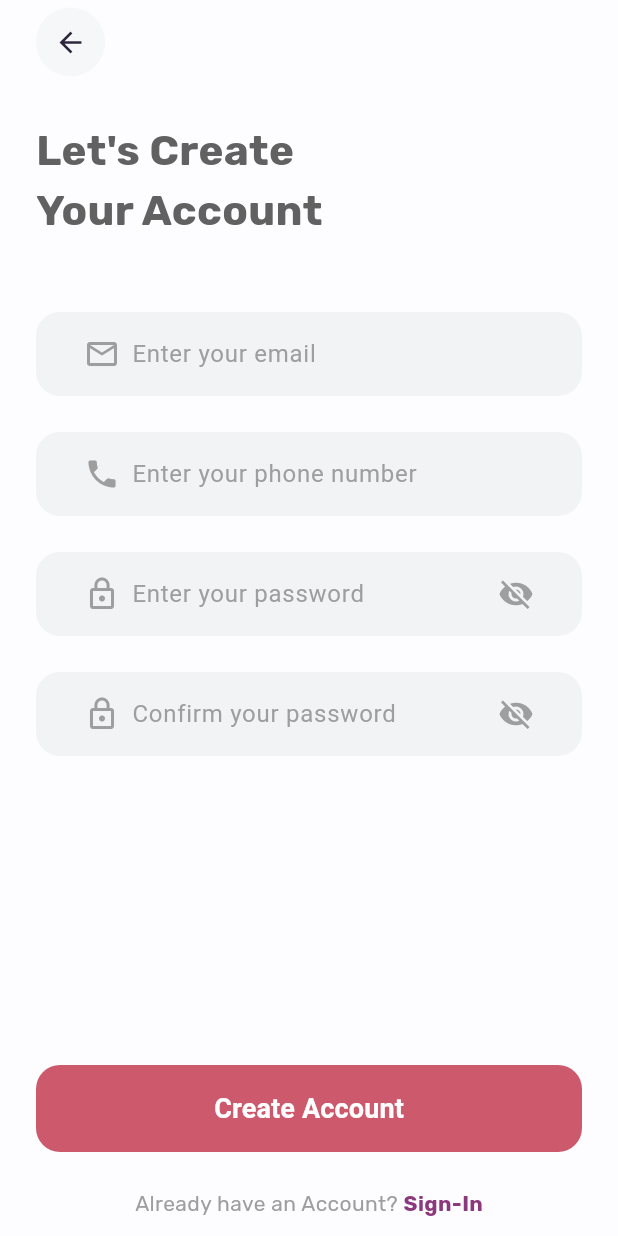
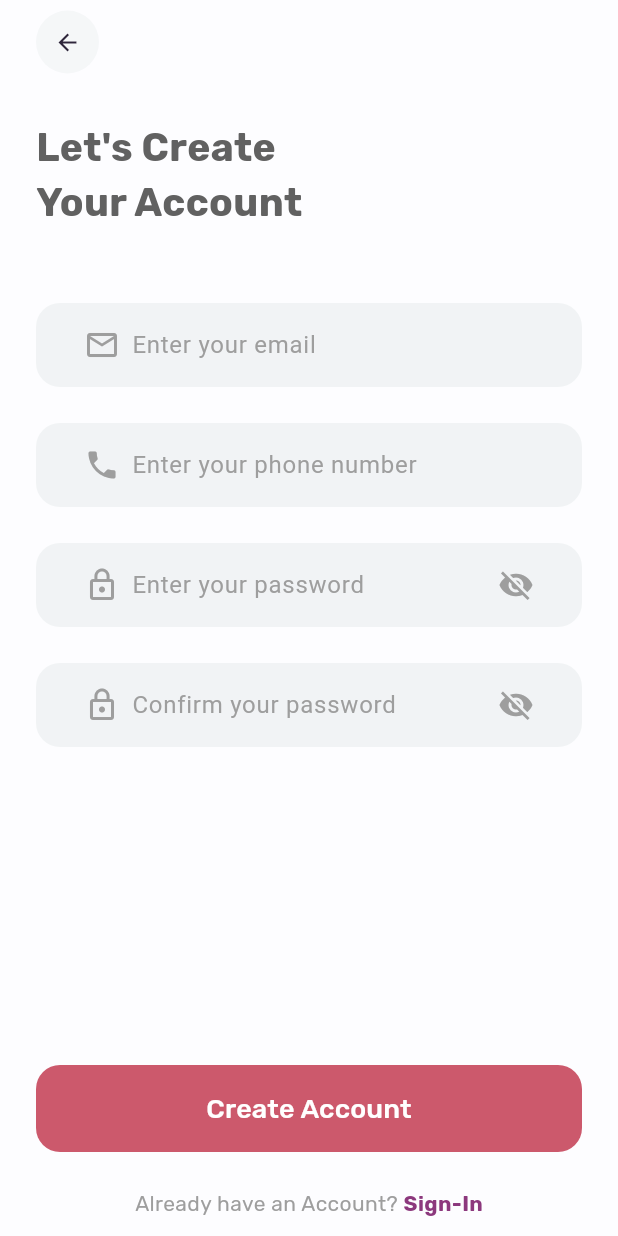
Before and after one commit to Audran2/weca-singapour, a Flutter app: the SignUpScreen screen opened by its route, on a phone screen of 412 x 824 dp. Run offline on Flutter 3.47's test engine with Material 3 defaults, Android fonts, the phone set to English and light mode, and no system bars; our stand-ins replace go_router, video_player; missing offline and left inert: mobile_scanner; Roboto replaces fonts that are missing (Poppins).

Commit message:
feat: text styles

```diff
--- a/lib/core/presentation/widgets/bottom_navbar.dart
+++ b/lib/core/presentation/widgets/bottom_navbar.dart
@@ -77,7 +77,7 @@ class BottomNavBar extends StatelessWidget {
                           color: isActive
                               ? ChartColors.primary500
                               : AppColors.grey,
-                          size: AppTextSize.headlineMedium,
+                          size: AppTextSize.navBarIcon,
                         ),
                       ),
                     );
--- a/lib/core/presentation/widgets/button/primary_button.dart
+++ b/lib/core/presentation/widgets/button/primary_button.dart
@@ -34,7 +34,7 @@ class PrimaryButton extends StatelessWidget {
         onPressed: () => onPressed(),
         child: Text(
           label,
-          style: AppTextStyles.titleMedium
+          style: AppTextStyles.largeButtonText
               .copyWith(color: AppColors.neutralWhite),
         ),
       ),
--- a/lib/core/presentation/widgets/modal/bottom_modal.dart
+++ b/lib/core/presentation/widgets/modal/bottom_modal.dart
@@ -70,7 +70,7 @@ class BottomModal extends StatelessWidget {
                 : EdgeInsets.fromLTRB(AppDimensions.padding.extraLarge, AppDimensions.padding.large, AppDimensions.padding.extraLarge, AppDimensions.padding.extraLarge),
             child: Text(
               label,
-              style: AppTextStyles.titleSmall,
+              // style: AppTextStyles.titleSmall,
             ),
           ),
         ],
--- a/lib/core/presentation/widgets/top_dialog.dart
+++ b/lib/core/presentation/widgets/top_dialog.dart
@@ -79,7 +79,7 @@ class _TopInfoDialogState extends State<TopInfoDialog> with SingleTickerProvider
                 Expanded(
                   child: Text(
                     widget.message,
-                    style: AppTextStyles.titleSmall.copyWith(color: AppColors.white),
+                    style: AppTextStyles.bodyText2.copyWith(color: AppColors.white),
                   ),
                 ),
               ],
--- a/lib/core/styles/text_styles.dart
+++ b/lib/core/styles/text_styles.dart
@@ -4,105 +4,119 @@ import 'colors.dart';
 
 class TextFontFamily {
   static const String rubik = 'Rubik';
-  static const String poppins = 'Poppins';
 }
 
 class AppTextSize {
-  static const double labelSmall = 11.0;
-  static const double labelMedium = 12.0;
-  static const double labelLarge = 14.0;
-  static const double bodySmall = 12.0;
-  static const double bodyMedium = 14.0;
-  static const double bodyLarge = 16.0;
-  static const double titleSmall = 14.0;
-  static const double titleMedium = 18.0;
-  static const double titleLarge = 22.0;
-  static const double headlineSmall = 28.0;
-  static const double headlineMedium = 32.0;
-  static const double headlineLarge = 36.0;
+  static const double subtitle1 = 24;
+  static const double subtitle2 = 20;
+  static const double subtitle3 = 16;
+  static const double subtitle4 = 10;
+  static const double body1 = 18;
+  static const double body2 = 14;
+  static const double body3 = 14;
+  static const double title1 = 26;
+  static const double title2 = 24.6;
+  static const double title3 = 22;
+  static const double title4 = 18;
+  static const double largeButton = 18;
+  static const double mediumButton = 14;
+  static const double smallButton = 14;
+
+  static const double navBarIcon = 24;
 }
 
 class AppTextStyles {
-  static const TextStyle headlineLarge = TextStyle(
+  static const TextStyle subtitleText1 = TextStyle(
     color: AppColors.black,
-    fontSize: AppTextSize.headlineLarge,
+    fontSize: AppTextSize.subtitle1,
     fontFamily: TextFontFamily.rubik,
-    fontWeight: FontWeight.w700,
   );
 
-  static const TextStyle headlineMedium = TextStyle(
+  static const TextStyle subtitleText2 = TextStyle(
     color: AppColors.black,
-    fontSize: AppTextSize.headlineMedium,
+    fontSize: AppTextSize.subtitle2,
     fontFamily: TextFontFamily.rubik,
-    fontWeight: FontWeight.w700,
   );
 
-  static const TextStyle headlineSmall = TextStyle(
+  static const TextStyle subtitleText3 = TextStyle(
     color: AppColors.black,
-    fontSize: AppTextSize.headlineSmall,
+    fontSize: AppTextSize.subtitle3,
     fontFamily: TextFontFamily.rubik,
-    fontWeight: FontWeight.w700,
+    letterSpacing: 3.0,
   );
 
-  static const TextStyle titleLarge = TextStyle(
+  static const TextStyle subtitleText4 = TextStyle(
     color: AppColors.black,
-    fontSize: AppTextSize.titleLarge,
+    fontSize: AppTextSize.subtitle4,
     fontFamily: TextFontFamily.rubik,
-    fontWeight: FontWeight.w700,
+    letterSpacing: 3.0,
+    fontWeight: FontWeight.bold,
   );
 
-  static const TextStyle titleMedium = TextStyle(
+  static const TextStyle bodyText1 = TextStyle(
     color: AppColors.black,
-    fontSize: AppTextSize.titleMedium,
-    fontFamily: TextFontFamily.poppins,
-    fontWeight: FontWeight.w700,
+    fontSize: AppTextSize.body1,
+    fontFamily: TextFontFamily.rubik,
   );
 
-  static const TextStyle titleSmall = TextStyle(
+  static const TextStyle bodyText2 = TextStyle(
     color: AppColors.black,
-    fontSize: AppTextSize.titleSmall,
+    fontSize: AppTextSize.body2,
     fontFamily: TextFontFamily.rubik,
-    fontWeight: FontWeight.w700,
   );
 
-  static const TextStyle bodyLarge = TextStyle(
+  static const TextStyle bodyText3 = TextStyle(
     color: AppColors.black,
-    fontSize: AppTextSize.bodyLarge,
+    fontSize: AppTextSize.body3,
     fontFamily: TextFontFamily.rubik,
-    fontWeight: FontWeight.w400,
+    fontWeight: FontWeight.bold,
   );
 
-  static const TextStyle bodyMedium = TextStyle(
+  static const TextStyle titleText1 = TextStyle(
     color: AppColors.black,
-    fontSize: AppTextSize.bodyMedium,
+    fontSize:  AppTextSize.title1,
     fontFamily: TextFontFamily.rubik,
-    fontWeight: FontWeight.w400,
+    fontWeight: FontWeight.bold,
   );
 
-  static const TextStyle bodySmall = TextStyle(
+  static const TextStyle titleText2 = TextStyle(
     color: AppColors.black,
-    fontSize: AppTextSize.bodySmall,
+    fontSize: AppTextSize.title2,
     fontFamily: TextFontFamily.rubik,
-    fontWeight: FontWeight.w400,
+    fontWeight: FontWeight.w600,
   );
 
-  static const TextStyle labelLarge = TextStyle(
+  static const TextStyle titleText3 = TextStyle(
     color: AppColors.black,
-    fontSize: AppTextSize.labelLarge,
+    fontSize: AppTextSize.title3,
     fontFamily: TextFontFamily.rubik,
     fontWeight: FontWeight.w500,
   );
 
-  static const TextStyle labelMedium = TextStyle(
+  static const TextStyle titleText4 = TextStyle(
     color: AppColors.black,
-    fontSize: AppTextSize.labelMedium,
+    fontSize: AppTextSize.title4,
     fontFamily: TextFontFamily.rubik,
     fontWeight: FontWeight.w500,
   );
 
-  static const TextStyle labelSmall = TextStyle(
+  static const TextStyle largeButtonText = TextStyle(
     color: AppColors.black,
-    fontSize: AppTextSize.labelSmall,
+    fontSize: AppTextSize.largeButton,
+    fontFamily: TextFontFamily.rubik,
+    fontWeight: FontWeight.w500,
+  );
+
+  static const TextStyle mediumButtonText = TextStyle(
+    color: AppColors.black,
+    fontSize: AppTextSize.mediumButton,
+    fontFamily: TextFontFamily.rubik,
+    fontWeight: FontWeight.w500,
+  );
+
+  static const TextStyle smallButtonText = TextStyle(
+    color: AppColors.black,
+    fontSize: AppTextSize.smallButton,
     fontFamily: TextFontFamily.rubik,
     fontWeight: FontWeight.w500,
   );
--- a/lib/features/authentication/presentation/screens/login_screen.dart
+++ b/lib/features/authentication/presentation/screens/login_screen.dart
@@ -47,7 +47,7 @@ class _LoginScreenState extends State<LoginScreen> {
             children: [
               Text(
                 "Hey,\nWelcome Back",
-                style: AppTextStyles.headlineSmall
+                style: AppTextStyles.titleText1
                     .copyWith(color: AppColors.grey800),
               ),
               const SizedBox(height: 48),
@@ -86,7 +86,7 @@ class _LoginScreenState extends State<LoginScreen> {
                     ),
                     child: Text(
                       "Forget password?",
-                      style: AppTextStyles.titleSmall
+                      style: AppTextStyles.bodyText3
                           .copyWith(color: ChartColors.secondary500),
                     ),
                   ),
@@ -104,7 +104,7 @@ class _LoginScreenState extends State<LoginScreen> {
                     Center(
                       child: Text(
                         "Or Continue with",
-                        style: AppTextStyles.bodyMedium.copyWith(
+                        style: AppTextStyles.subtitleText4.copyWith(
                             color: AppColors.grey200.withValues(alpha: .6)),
                       ),
                     ),
@@ -124,14 +124,13 @@ class _LoginScreenState extends State<LoginScreen> {
                       child: Text.rich(
                         TextSpan(
                           text: "Don’t have an Account? ",
-                          style: AppTextStyles.bodyMedium
+                          style: AppTextStyles.bodyText2
                               .copyWith(color: AppColors.grey200),
                           children: [
                             TextSpan(
                               text: "Sign-Up",
-                              style: AppTextStyles.bodyMedium.copyWith(
-                                  color: ChartColors.secondary500,
-                                  fontWeight: FontWeight.bold),
+                              style: AppTextStyles.bodyText3.copyWith(
+                                  color: ChartColors.secondary500),
                               recognizer: TapGestureRecognizer()
                                 ..onTap = () {
                                   context.go('/signup');
--- a/lib/features/authentication/presentation/screens/sign_up_screen.dart
+++ b/lib/features/authentication/presentation/screens/sign_up_screen.dart
@@ -47,7 +47,7 @@ class _SignUpScreenState extends State<SignUpScreen> {
             children: [
               Text(
                 "Let's Create\nYour Account",
-                style: AppTextStyles.headlineSmall
+                style: AppTextStyles.titleText1
                     .copyWith(color: AppColors.grey800),
               ),
               const SizedBox(height: 48),
@@ -103,14 +103,13 @@ class _SignUpScreenState extends State<SignUpScreen> {
                       child: Text.rich(
                         TextSpan(
                           text: "Already have an Account? ",
-                          style: AppTextStyles.bodyMedium
+                          style: AppTextStyles.bodyText2
                               .copyWith(color: AppColors.grey200),
                           children: [
                             TextSpan(
                               text: "Sign-In",
-                              style: AppTextStyles.bodyMedium.copyWith(
-                                  color: ChartColors.secondary500,
-                                  fontWeight: FontWeight.bold),
+                              style: AppTextStyles.bodyText3.copyWith(
+                                  color: ChartColors.secondary500),
                               recognizer: TapGestureRecognizer()
                                 ..onTap = () {
                                   context.go('/login');
--- a/lib/features/authentication/presentation/screens/welcome_screen.dart
+++ b/lib/features/authentication/presentation/screens/welcome_screen.dart
@@ -30,7 +30,7 @@ class WelcomeScreen extends StatelessWidget {
                             RichText(
                               text: const TextSpan(
                                 text: 'Welcome to ',
-                                style: AppTextStyles.headlineSmall,
+                                style: AppTextStyles.titleText1,
                                 children: <TextSpan>[
                                   TextSpan(
                                     text: 'WECA',
--- a/lib/features/authentication/presentation/widgets/authentication_app_bar.dart
+++ b/lib/features/authentication/presentation/widgets/authentication_app_bar.dart
@@ -30,7 +30,7 @@ class AuthenticationAppBar extends StatelessWidget implements PreferredSizeWidge
               ),
               child: const Icon(
                 Icons.arrow_back_outlined,
-                size: AppTextSize.titleLarge,
+                size: AppTextSize.largeButton,
                 color: AppColors.black,
               ),
             ),
--- a/lib/features/scanner/presentation/screens/scanner_screen.dart
+++ b/lib/features/scanner/presentation/screens/scanner_screen.dart
@@ -75,7 +75,7 @@ class _ScannerScreenState extends State<ScannerScreen> {
                     ),
                     child: const Icon(
                       Icons.close,
-                      size: AppTextSize.headlineSmall,
+                      size: AppTextSize.subtitle1,
                       color: ChartColors.primary700,
                     ),
                   ),
```
Also changed, not shown: pubspec.yaml (+0 -12 lines), assets/fonts/poppins/Poppins-Bold.ttf (deleted), assets/fonts/poppins/Poppins-ExtraBold.ttf (deleted), assets/fonts/poppins/Poppins-Light.ttf (deleted), assets/fonts/poppins/Poppins-Medium.ttf (deleted), assets/fonts/poppins/Poppins-Regular.ttf (deleted), assets/fonts/poppins/Poppins-SemiBold.ttf (deleted).
